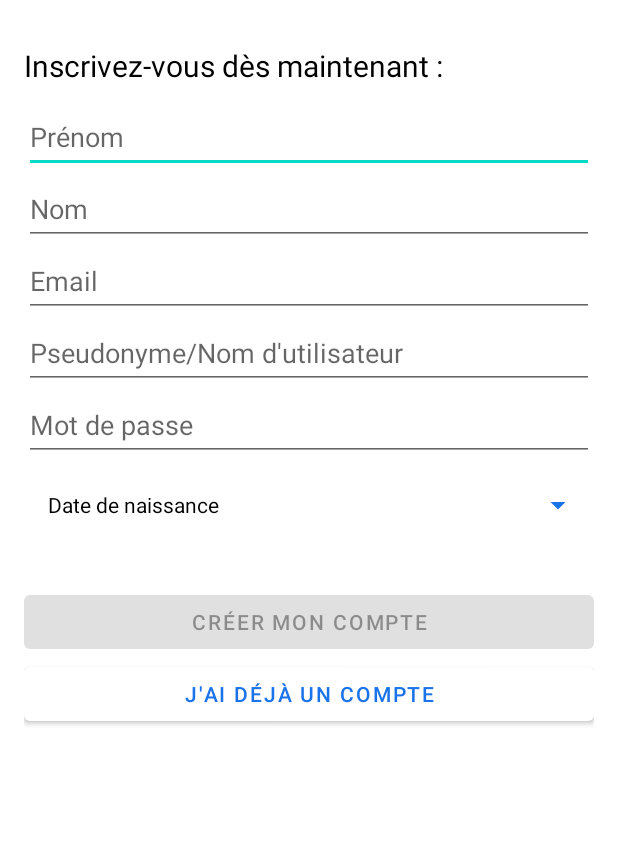
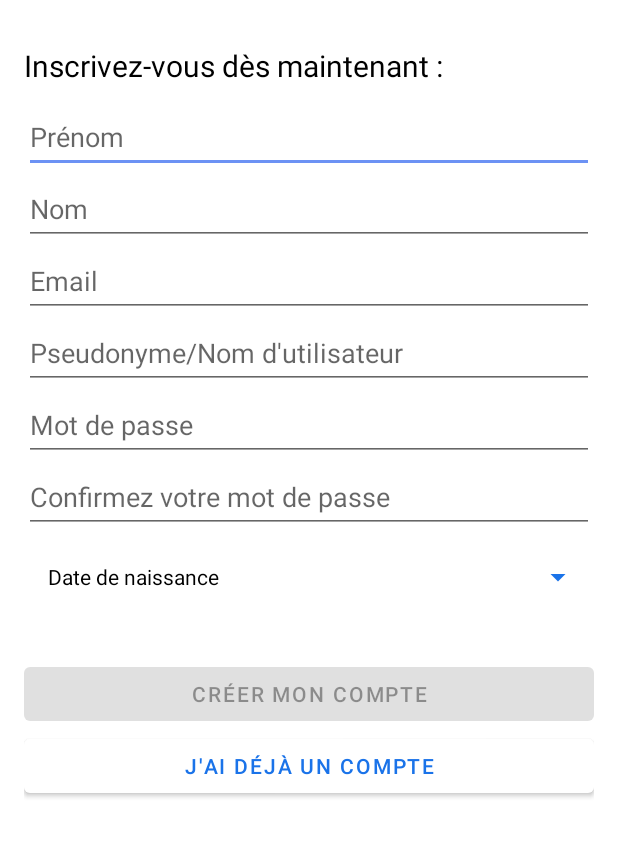
Before and after one commit to toma-demagn/Incoming, an Android app: the screen it shows after launch (SignUpActivity), on a phone screen of 412 x 824 dp, the part 180-1037 px from its top. Run offline under Robolectric (Android 15) with nearby library versions, the phone set to English and light mode, and no system bars.

Commit message:
SignUp : Controls of the different fields

```diff
--- a/app/build.gradle
+++ b/app/build.gradle
@@ -9,7 +9,7 @@ android {
 
     defaultConfig {
         applicationId "com.example.incoming"
-        minSdk 21
+        minSdk 24
         targetSdk 31
         versionCode 1
         versionName "1.0"
--- a/app/src/main/res/layout/activity_sign_up.xml
+++ b/app/src/main/res/layout/activity_sign_up.xml
@@ -99,6 +99,19 @@
         app:layout_constraintTop_toBottomOf="@id/signUp_usernameEditText"
         tools:ignore="TextContrastCheck" />
 
+    <EditText
+        android:id="@+id/signUp_confirmPasswordEditText"
+        android:layout_width="0dp"
+        android:layout_height="wrap_content"
+        android:hint="@string/confirm_password"
+        android:importantForAutofill="no"
+        android:inputType="textPassword"
+        android:minHeight="@dimen/min_clickable_height"
+        app:layout_constraintEnd_toEndOf="parent"
+        app:layout_constraintStart_toStartOf="parent"
+        app:layout_constraintTop_toBottomOf="@id/signUp_passwordEditText"
+        tools:ignore="TextContrastCheck" />
+
     <Button
         android:id="@+id/signUp_datePickerButton"
         style="?android:spinnerStyle"
@@ -111,7 +124,7 @@
         android:textColor="@color/black"
         app:layout_constraintEnd_toEndOf="parent"
         app:layout_constraintStart_toStartOf="parent"
-        app:layout_constraintTop_toBottomOf="@id/signUp_passwordEditText" />
+        app:layout_constraintTop_toBottomOf="@id/signUp_confirmPasswordEditText" />
 
     <Button
         android:id="@+id/signUp_registerButton"
--- a/app/src/main/res/values/colors.xml
+++ b/app/src/main/res/values/colors.xml
@@ -8,5 +8,7 @@
     <color name="black">#FF000000</color>
     <color name="white">#FFFFFFFF</color>
     <color name="main_blue">#1A73E9</color>
+    <color name="main_blue_variant">#084797</color>
     <color name="secondary_blue">#6C92F4</color>
+    <color name="secondary_blue_variant">#91AFFA</color>
 </resources>
--- a/app/src/main/res/values/strings.xml
+++ b/app/src/main/res/values/strings.xml
@@ -43,4 +43,5 @@
     <string name="dateOfBirth">Date de naissance</string>
     <string name="alreadyHaveAnAccount">J\'ai déjà un compte</string>
     <string name="username">Pseudonyme/Nom d\'utilisateur</string>
+    <string name="confirm_password">Confirmez votre mot de passe</string>
 </resources>
--- a/app/src/main/res/values/themes.xml
+++ b/app/src/main/res/values/themes.xml
@@ -3,11 +3,11 @@
     <style name="Theme.TutorApp" parent="Theme.MaterialComponents.DayNight.DarkActionBar">
         <!-- Primary brand color. -->
         <item name="colorPrimary">@color/main_blue</item>
-        <item name="colorPrimaryVariant">@color/secondary_blue</item>
+        <item name="colorPrimaryVariant">@color/main_blue_variant</item>
         <item name="colorOnPrimary">@color/white</item>
         <!-- Secondary brand color. -->
-        <item name="colorSecondary">@color/teal_200</item>
-        <item name="colorSecondaryVariant">@color/teal_700</item>
+        <item name="colorSecondary">@color/secondary_blue</item>
+        <item name="colorSecondaryVariant">@color/secondary_blue_variant</item>
         <item name="colorOnSecondary">@color/black</item>
         <!-- Status bar color. -->
         <item name="android:statusBarColor" tools:targetApi="l">?attr/colorPrimary</item>
```
Also changed, not shown: app/src/main/java/com/example/tutorapp/SignUpActivity.kt (+87 -21 lines).
